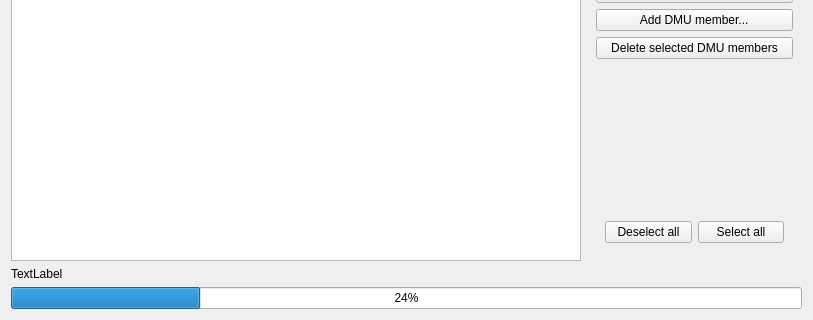
First picture: the form in NewGeneUI/NewGene/Widgets/ManageInput/DMUs/displaydmusregion.ui, repository daniel347x/newgene, before the edit; both pictures show x 0 to 813 and y 332 to 652 of the 813 by 652 pixel window.
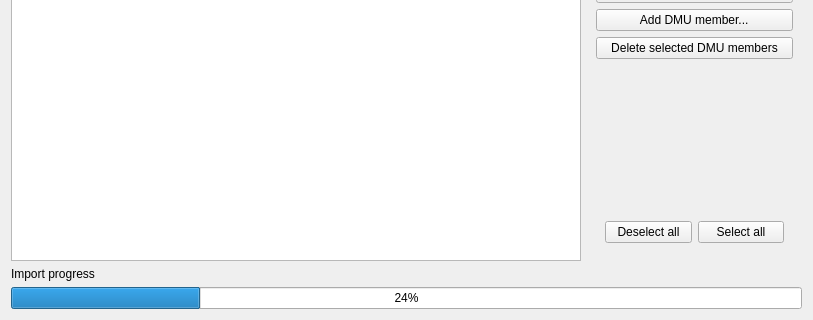
Second picture: the form after the edit.

Commit message: Change text of new progress bar label

```diff
--- a/NewGeneUI/NewGene/Widgets/ManageInput/DMUs/displaydmusregion.ui
+++ b/NewGeneUI/NewGene/Widgets/ManageInput/DMUs/displaydmusregion.ui
@@ -155,7 +155,7 @@
    <item>
     <widget class="QLabel" name="label_importProgress">
      <property name="text">
-      <string>TextLabel</string>
+      <string>Import progress</string>
      </property>
     </widget>
    </item>
```
